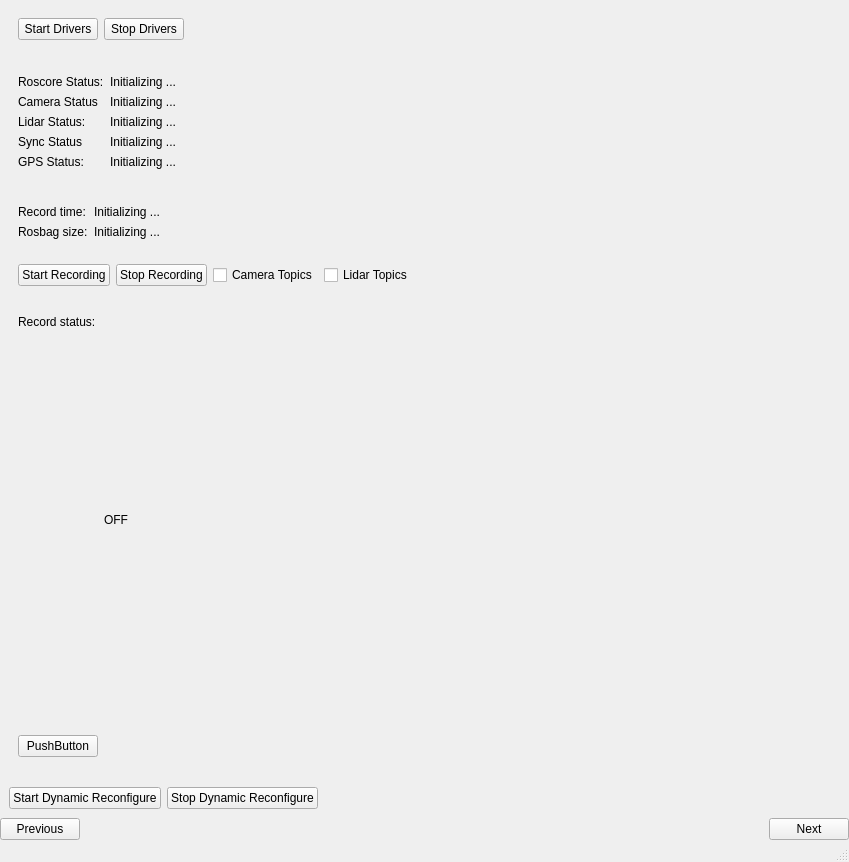
Before: the Qt Designer form mainwindow.ui in alimuratov/hh_desktop, drawn with Qt 5.
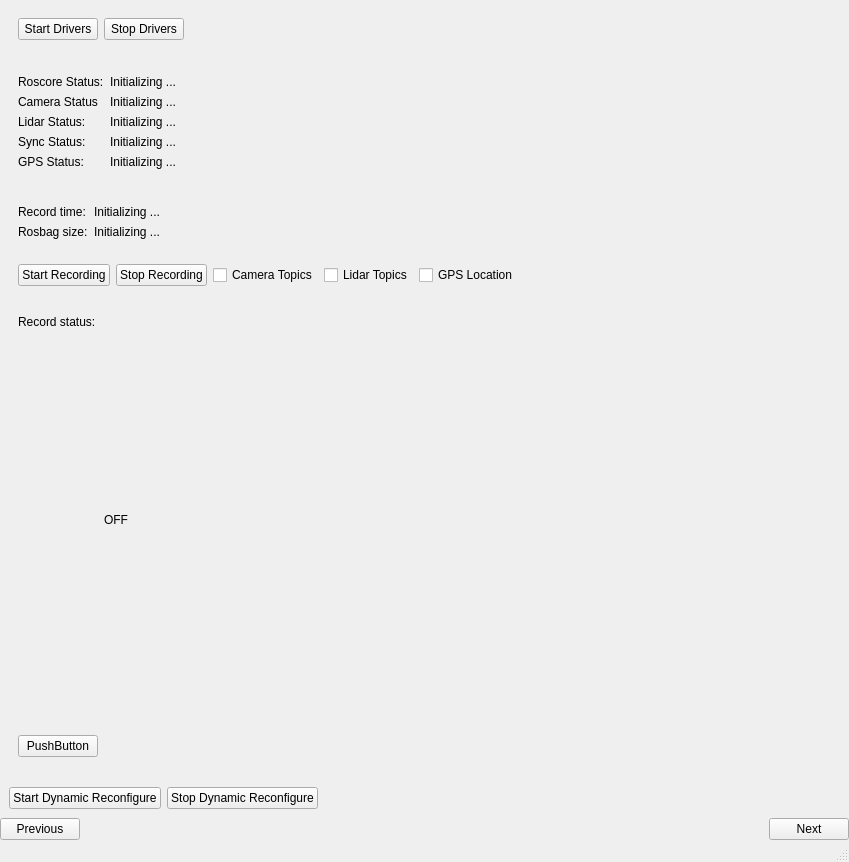
After: the same form once the commit is applied. The open tabs and pages were chosen to show the change.

What changed in the file:
```diff
--- a/mainwindow.ui
+++ b/mainwindow.ui
@@ -159,7 +159,7 @@
           <item row="3" column="0">
            <widget class="QLabel" name="label_9">
             <property name="text">
-             <string>Sync Status</string>
+             <string>Sync Status:</string>
             </property>
            </widget>
           </item>
@@ -272,6 +272,13 @@
             </property>
            </widget>
           </item>
+          <item>
+           <widget class="QCheckBox" name="gpsCheckbox">
+            <property name="text">
+             <string>GPS Location</string>
+            </property>
+           </widget>
+          </item>
           <item>
            <spacer name="horizontalSpacer">
             <property name="orientation">
```
